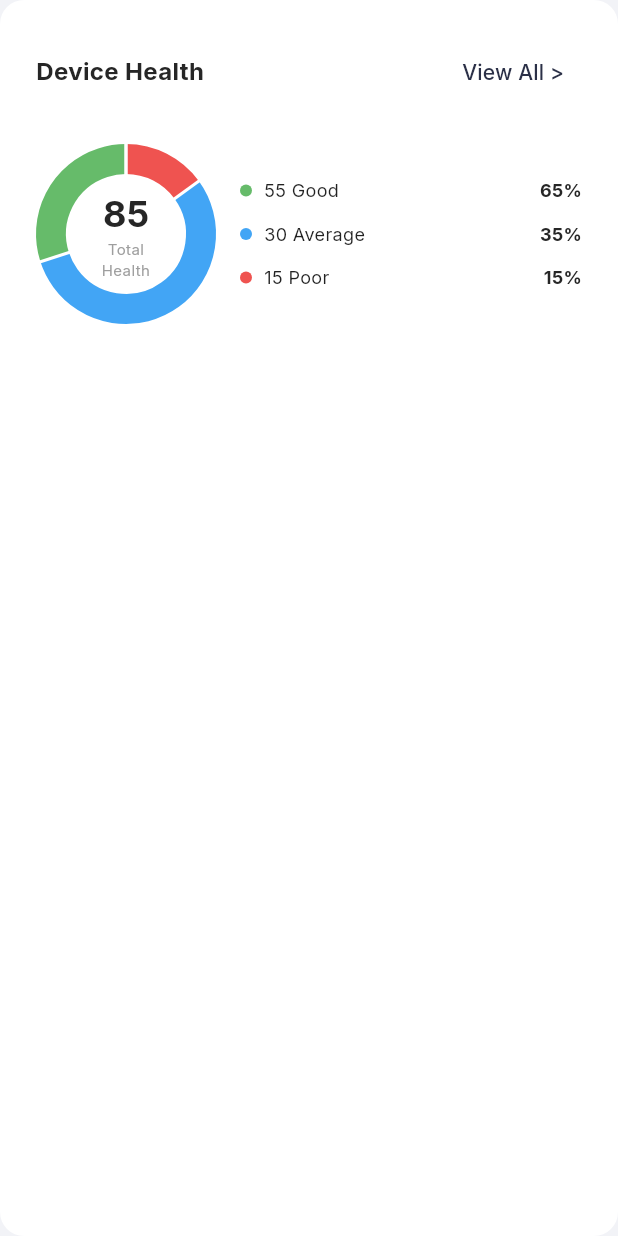
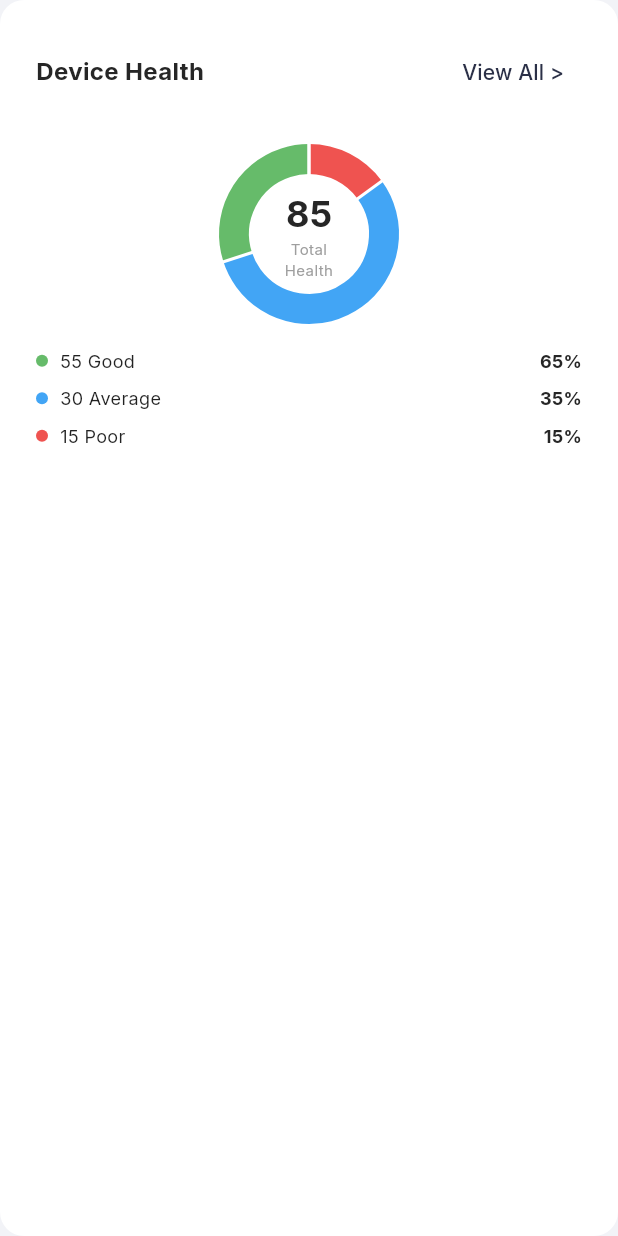
Before and after one commit to hariharan-git1/webhostrax, a Flutter app: the DeviceHealthChart widget shown alone on an empty page, opened directly, on a phone screen of 412 x 824 dp. Run offline on Flutter 3.47's test engine with Material 3 defaults, Android fonts, the phone set to English and light mode, and no system bars; drawn by our look-alikes of fl_chart; our stand-ins replace google_fonts.

Commit message:
Change chart layout to Column (legend below pie)

```diff
--- a/lib/widgets/charts/device_health_chart.dart
+++ b/lib/widgets/charts/device_health_chart.dart
@@ -23,7 +23,7 @@ class DeviceHealthChart extends StatelessWidget {
             ],
           ),
           const SizedBox(height: 24),
-          Row(
+          Column(
             children: [
               SizedBox(
                 height: 120,
@@ -69,18 +69,15 @@ class DeviceHealthChart extends StatelessWidget {
                   ],
                 ),
               ),
-              const SizedBox(width: 16),
-              Expanded(
-                child: Column(
-                  mainAxisAlignment: MainAxisAlignment.center,
-                  children: [
-                    _buildLegendRow(const Color(0xFF66BB6A), '55 Good', '65%'),
-                    const SizedBox(height: 12),
-                    _buildLegendRow(const Color(0xFF42A5F5), '30 Average', '35%'),
-                    const SizedBox(height: 12),
-                    _buildLegendRow(const Color(0xFFEF5350), '15 Poor', '15%'),
-                  ],
-                ),
+              const SizedBox(height: 16),
+              Column(
+                children: [
+                  _buildLegendRow(const Color(0xFF66BB6A), '55 Good', '65%'),
+                  const SizedBox(height: 8),
+                  _buildLegendRow(const Color(0xFF42A5F5), '30 Average', '35%'),
+                  const SizedBox(height: 8),
+                  _buildLegendRow(const Color(0xFFEF5350), '15 Poor', '15%'),
+                ],
               ),
             ],
           ),
```
Also changed, not shown: lib/widgets/charts/product_orders_chart.dart (+10 -13 lines).
